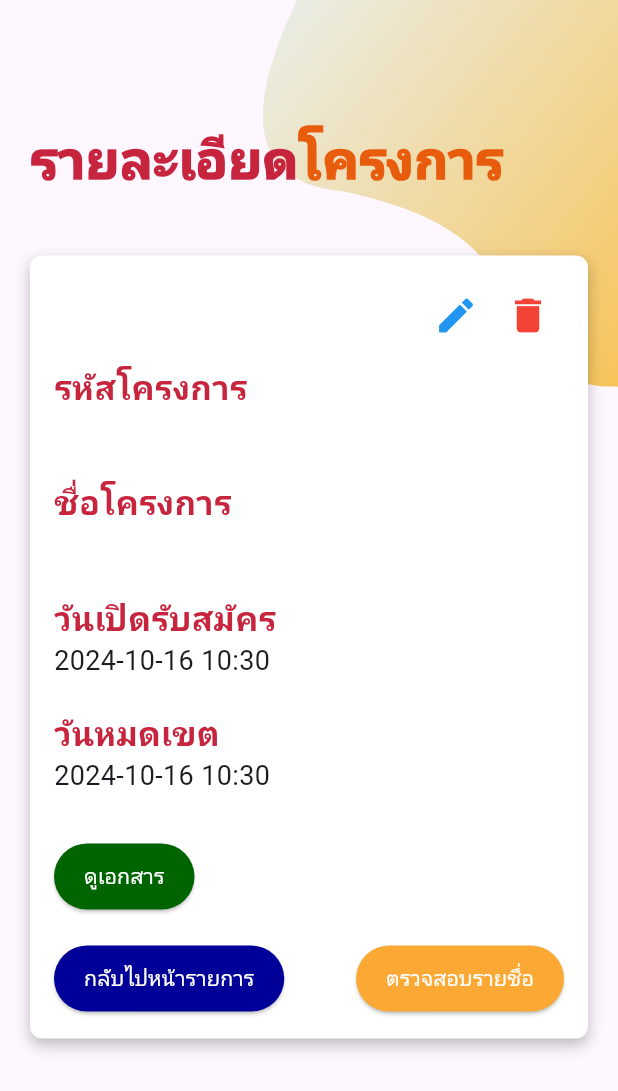
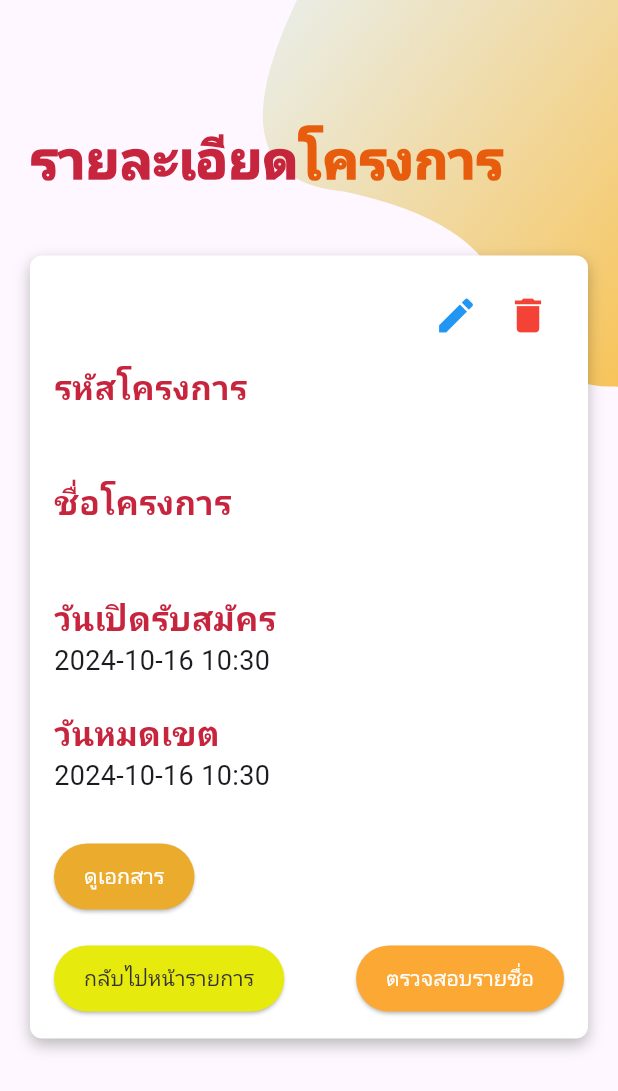
Before and after one commit to warawut2003/Project_SMP_TSU_App_Flutter, a Flutter app: the ProjectDetailsScreen screen opened directly with empty values, on a phone screen of 412 x 824 dp. Shown: the top 1091 px of the screen. Run offline on Flutter 3.47's test engine with Material 3 defaults, Android fonts, the phone set to English and light mode, and no system bars; our stand-ins replace file_picker, firebase_core, firebase_storage; missing offline and left inert: syncfusion_flutter_pdfviewer; accounts and stored records are empty; network calls fail.

Commit message:
update 10.58

```diff
--- a/lib/pages/AdminView/ProjectDetail.dart
+++ b/lib/pages/AdminView/ProjectDetail.dart
@@ -278,7 +278,7 @@ class ProjectDetailsScreen extends StatelessWidget {
                               }
                             },
                             style: ElevatedButton.styleFrom(
-                              backgroundColor: const Color(0xff006400),
+                              backgroundColor: Color.fromARGB(255, 235, 172, 46),
                               padding: const EdgeInsets.symmetric(
                                   vertical: 12, horizontal: 20),
                             ),
@@ -299,12 +299,12 @@ class ProjectDetailsScreen extends StatelessWidget {
                                   );
                                 },
                                 style: ElevatedButton.styleFrom(
-                                  backgroundColor: const Color(0xff000099),
+                                  backgroundColor: Color.fromARGB(255, 231, 234, 13),
                                   padding: const EdgeInsets.symmetric(
                                       vertical: 12, horizontal: 20),
                                 ),
                                 child: const Text('กลับไปหน้ารายการ',
-                                    style: TextStyle(color: Colors.white)),
+                                    style: TextStyle(color: Color.fromARGB(255, 52, 49, 49))),
                               ),
                               ElevatedButton(
                                 onPressed: () {
--- a/lib/pages/HomePage.dart
+++ b/lib/pages/HomePage.dart
@@ -46,7 +46,7 @@ class _HomePageState extends State<HomePage>
     return Scaffold(
       appBar: AppBar(
         title: const Text('หน้าแรก'),
-        backgroundColor: Colors.yellowAccent[100],
+        backgroundColor: Color.fromARGB(255, 238, 156, 34),
         actions: [
           ElevatedButton(
             onPressed: () {
@@ -58,7 +58,7 @@ class _HomePageState extends State<HomePage>
                             );
             },
             style: ElevatedButton.styleFrom(
-              backgroundColor: Colors.blue,
+              backgroundColor: Color.fromARGB(255, 37, 37, 35),
               foregroundColor: Colors.white,
               padding: const EdgeInsets.symmetric(horizontal: 16.0, vertical: 8.0),
             ),
@@ -70,7 +70,7 @@ class _HomePageState extends State<HomePage>
         ],
         bottom: TabBar(
           controller: _tabController,
-          labelColor: Colors.blue,
+          labelColor: const Color.fromARGB(255, 61, 62, 63),
           unselectedLabelColor: Colors.grey,
           tabs: const [
             Tab(text: 'หน้าหลัก', icon: Icon(Icons.home)),
--- a/lib/pages/User/registerProject.dart
+++ b/lib/pages/User/registerProject.dart
@@ -140,7 +140,7 @@ class _RegisterProjectPageState extends State<RegisterProjectPage> {
     return Scaffold(
       appBar: AppBar(
         title: const Text('สมัครเข้าร่วมโครงการ'),
-        backgroundColor: Colors.pinkAccent,
+        backgroundColor: Color.fromARGB(255, 236, 162, 33),
       ),
       body: Padding(
         padding: const EdgeInsets.all(16.0),
@@ -307,7 +307,7 @@ class _RegisterProjectPageState extends State<RegisterProjectPage> {
                 ElevatedButton(
                   onPressed: _CreateNewUser,
                   style: ElevatedButton.styleFrom(
-                    backgroundColor: Colors.pinkAccent,
+                    backgroundColor: Color.fromARGB(255, 236, 147, 38),
                   ),
                   child: const Text('สมัครเข้าร่วมโครงการ'),
                 ),
```
Also changed, not shown: lib/pages/User/ListProject.dart (+4 -4 lines).
